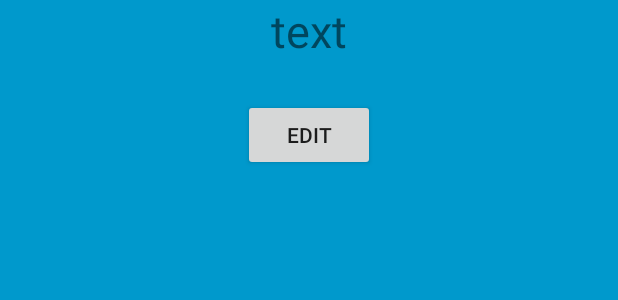
After one commit to mevit/toDoListWidgetApp, an Android app: the layout to_do_list_widget.xml on its own in the app's theme, with its tools: preview values and no code run, on a phone screen of 412 x 824 dp. The commit adds this screen. Shown: the top 300 px of the screen. Run offline under Robolectric (Android 15) with nearby library versions, the phone set to English and light mode, and no system bars.

Commit message:
Create widget with textView, listView, button. Show list of todoList in listView. Open MainActivity when click button

```diff
--- a/app/src/main/res/layout/fragment_edit.xml
+++ b/app/src/main/res/layout/fragment_edit.xml
@@ -33,7 +33,7 @@
             android:layout_height="40dp"
             android:layout_marginStart="10dp"
             android:layout_marginEnd="10dp"
-            android:text="@string/cancelButtonText"
+            android:text="@string/editButtonText"
             app:layout_constraintBottom_toBottomOf="@id/editToolBar"
             app:layout_constraintEnd_toStartOf="@id/saveButton"
             app:layout_constraintTop_toTopOf="@id/editToolBar" />
--- /dev/null
+++ b/app/src/main/res/layout/to_do_list_widget.xml
@@ -0,0 +1,31 @@
+<LinearLayout xmlns:android="http://schemas.android.com/apk/res/android"
+        xmlns:app="http://schemas.android.com/apk/res-auto"
+        android:layout_width="match_parent"
+        android:layout_height="match_parent"
+        android:background="#09C"
+        android:orientation="vertical"
+        android:padding="@dimen/widget_margin">
+
+    <TextView
+            android:id="@+id/widgetTitleTextView"
+            android:layout_width="match_parent"
+            android:layout_height="wrap_content"
+            android:gravity="center"
+            android:text="text"
+            android:textSize="30sp"
+            android:layout_marginBottom="10dp"/>
+
+    <ListView
+            android:id="@+id/widgetListView"
+            android:layout_width="match_parent"
+            android:layout_height="wrap_content"
+            android:layout_marginBottom="15dp"/>
+
+    <Button
+            android:id="@+id/widgetEditButton"
+            android:layout_width="wrap_content"
+            android:layout_height="wrap_content"
+            android:text="@string/editButtonText"
+            android:layout_gravity="center_horizontal"/>
+
+</LinearLayout>
--- a/app/src/main/res/values/strings.xml
+++ b/app/src/main/res/values/strings.xml
@@ -3,10 +3,12 @@
     <string name="app_name">ToDo Widget</string>
     <string name="goToEditButtonText">New</string>
     <string name="saveButtonText">Save</string>
-    <string name="cancelButtonText">Edit</string>
+    <string name="editButtonText">Edit</string>
     <string name="newItemButtonText">Item</string>
     <string name="emptyListText">No ToDoLists</string>
     <string name="emptyItemHintText">do something…</string>
     <string name="emptyTitleHintText">title</string>
+    <string name="appwidget_text">EXAMPLE</string>
+    <string name="add_widget">Add widget</string>
 
 </resources>
```
Also changed, not shown: app/src/main/AndroidManifest.xml (+14 -0 lines), app/src/main/java/com/meldeveloping/todowidget/koin/AppModule.kt (+17 -4 lines), app/src/main/java/com/meldeveloping/todowidget/widget/ToDoListWidget.kt (added, +68 -0 lines), app/src/main/java/com/meldeveloping/todowidget/widget/WidgetListAdapter.kt (added, +46 -0 lines), app/src/main/java/com/meldeveloping/todowidget/widget/WidgetService.kt (added, +10 -0 lines), app/src/main/res/layout/todo_list_widget_item.xml (added, +13 -0 lines), app/src/main/res/values-v14/dimens.xml (added, +10 -0 lines), app/src/main/res/values/dimens.xml (added, +10 -0 lines), app/src/main/res/xml/to_do_list_widget_info.xml (added, +10 -0 lines), app/src/main/res/drawable-nodpi/example_appwidget_preview.png (added).
